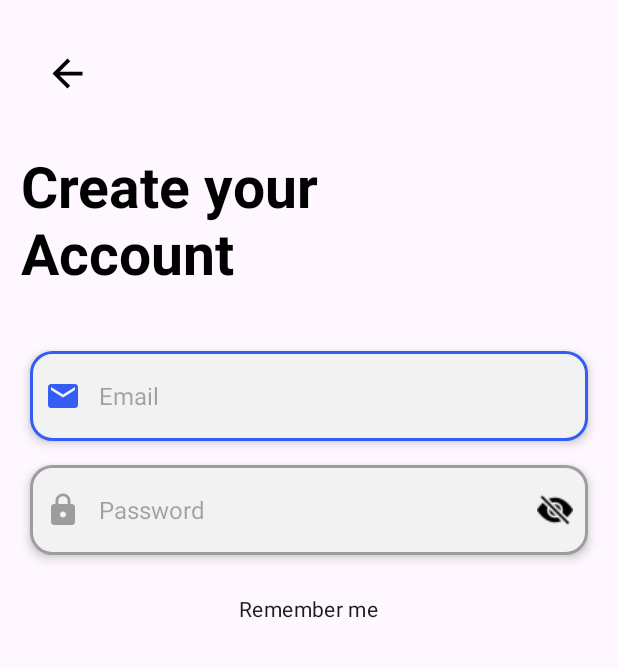
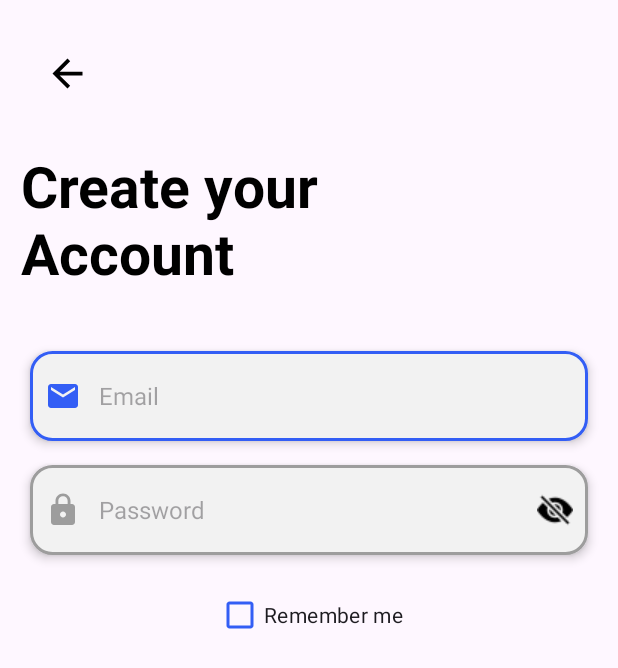
Before and after one commit to HusamZaeem/Online-Course-and-E-Learning-App, an Android app: the SignUp screen opened directly, with no data from a screen before it, on a phone screen of 412 x 824 dp. Shown: the top 668 px of the screen. Run offline under Robolectric (Android 15) with nearby library versions, the phone set to English and light mode, and no system bars.

Commit message:
update Sign up Activity

```diff
--- a/app/src/main/res/drawable/custom_checkbox.xml
+++ /dev/null
@@ -1,20 +0,0 @@
-<?xml version="1.0" encoding="utf-8"?>
-<selector xmlns:android="http://schemas.android.com/apk/res/android">
-    <!-- Checked State -->
-    <item android:state_checked="true">
-        <shape android:shape="rectangle">
-            <solid android:color="@android:color/transparent" /> <!-- Inner fill color for checked -->
-            <stroke android:width="2dp" android:color="@color/btn_color" /> <!-- Stroke for checked -->
-            <corners android:radius="8dp" /> <!-- Rounded corners -->
-        </shape>
-    </item>
-
-    <!-- Unchecked State -->
-    <item>
-        <shape android:shape="rectangle">
-            <solid android:color="#FFFFFF" /> <!-- Inner fill color for unchecked -->
-            <stroke android:width="2dp" android:color="@color/btn_color" /> <!-- Stroke for unchecked -->
-            <corners android:radius="8dp" /> <!-- Rounded corners -->
-        </shape>
-    </item>
-</selector>
--- a/app/src/main/res/layout/activity_sign_up.xml
+++ b/app/src/main/res/layout/activity_sign_up.xml
@@ -90,15 +90,20 @@
         app:layout_constraintTop_toBottomOf="@+id/etEmail" />
 
 
-    <CheckBox
+
+
+    <com.google.android.material.checkbox.MaterialCheckBox
         android:id="@+id/cbRememberMe"
         android:layout_width="wrap_content"
         android:layout_height="wrap_content"
-        android:layout_marginTop="12dp"
+        android:layout_marginTop="16dp"
         android:text="@string/rememberMe"
-        android:button="@drawable/custom_checkbox"
+        android:buttonTint="@color/btn_color"
+
+        android:drawableTint="@color/white"
         app:layout_constraintEnd_toEndOf="parent"
         app:layout_constraintStart_toStartOf="parent"
-        app:layout_constraintTop_toBottomOf="@+id/etPassword" />
+        app:layout_constraintTop_toBottomOf="@+id/etPassword"
+        />
 
 </androidx.constraintlayout.widget.ConstraintLayout>
--- a/app/src/main/res/values/styles.xml
+++ b/app/src/main/res/values/styles.xml
@@ -12,4 +12,5 @@
     </style>
 
 
+
 </resources>
```
